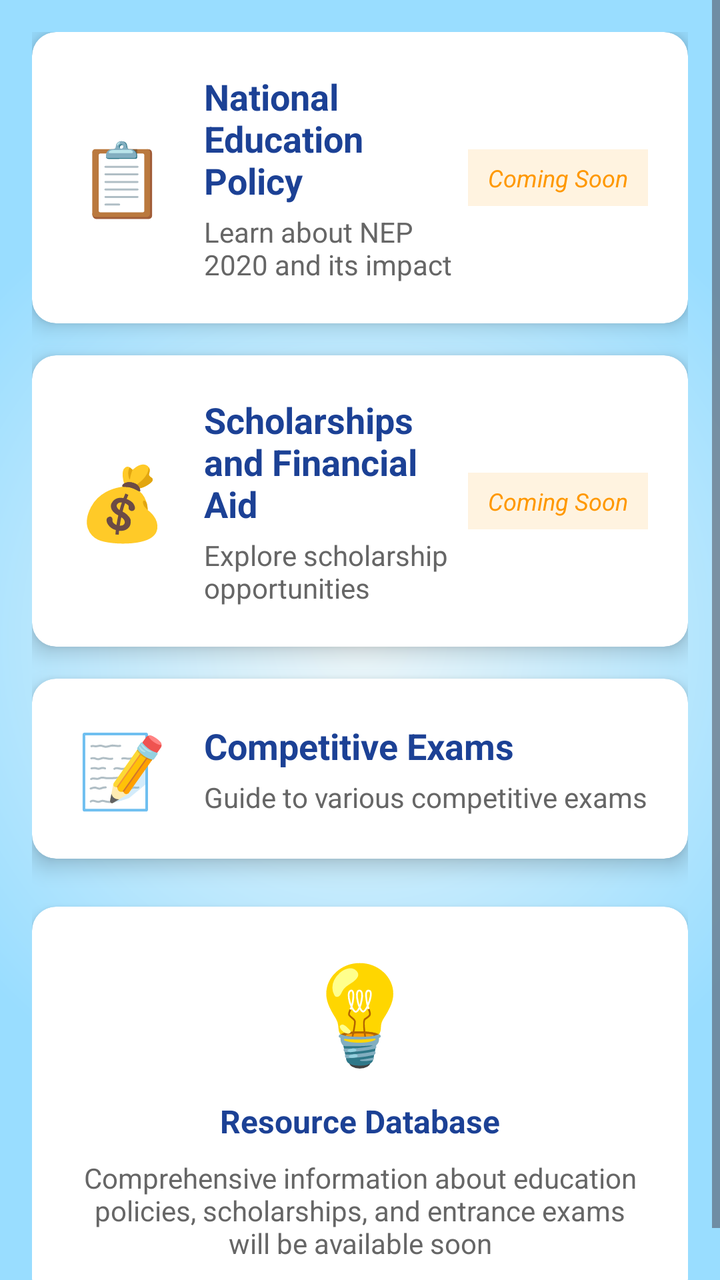
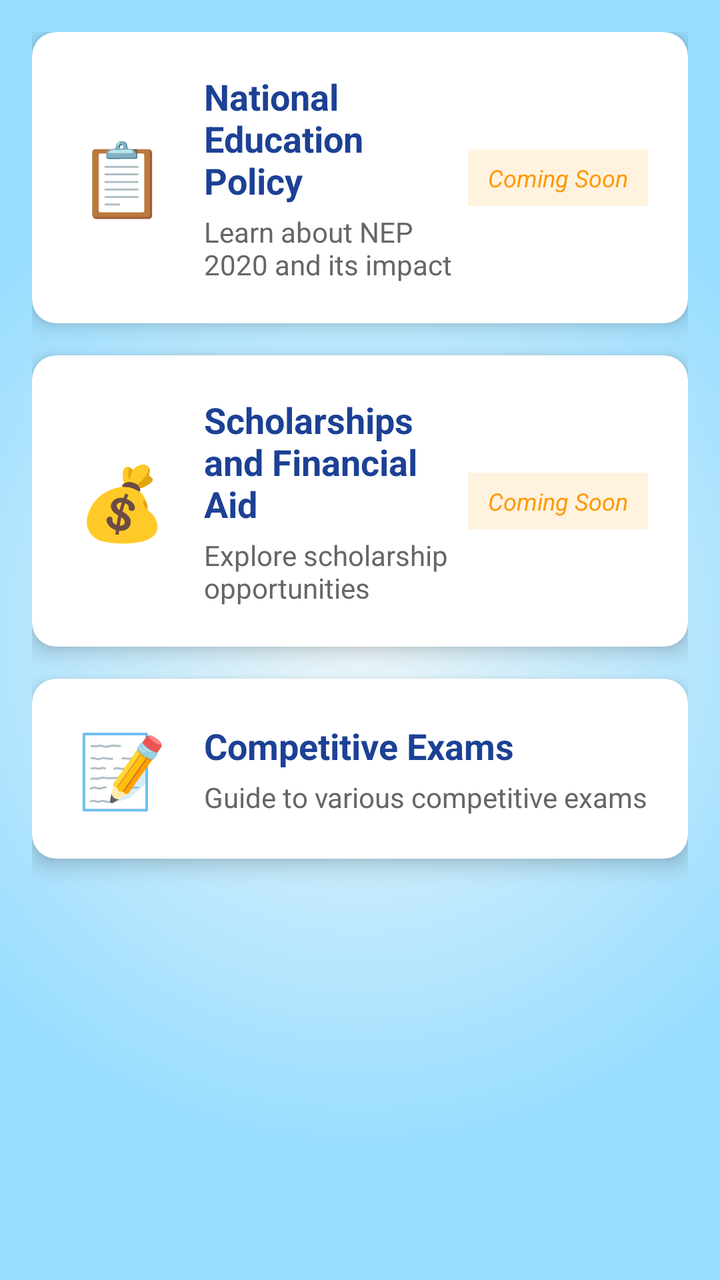

An Android layout rendered at two revisions. The XML below is the earlier revision; the diff shows what the commit changed to produce the second picture.
<!-- AndroidManifest.xml: application theme Theme.AspirePath -->
<!-- res/layout/fragment_resources.xml -->
<?xml version="1.0" encoding="utf-8"?>
<ScrollView xmlns:android="http://schemas.android.com/apk/res/android"
    xmlns:app="http://schemas.android.com/apk/res-auto"
    xmlns:tools="http://schemas.android.com/tools"
    android:layout_width="match_parent"
    android:layout_height="match_parent"
    android:background="@drawable/gradient_bg"
    android:fillViewport="true"
    tools:context=".Resources">

    <LinearLayout
        android:layout_width="match_parent"
        android:layout_height="wrap_content"
        android:orientation="vertical"
        android:padding="16dp">











        
        <androidx.cardview.widget.CardView
            android:id="@+id/cardNEP"
            android:layout_width="match_parent"
            android:layout_height="wrap_content"
            android:layout_marginBottom="16dp"
            app:cardCornerRadius="12dp"
            app:cardElevation="6dp"
            android:clickable="true"
            android:focusable="true"
            android:foreground="?attr/selectableItemBackground">

            <LinearLayout
                android:layout_width="match_parent"
                android:layout_height="wrap_content"
                android:orientation="horizontal"
                android:padding="20dp"
                android:gravity="center_vertical">

                <TextView
                    android:layout_width="50dp"
                    android:layout_height="50dp"
                    android:text="📋"
                    android:textSize="36sp"
                    android:gravity="center"/>

                <LinearLayout
                    android:layout_width="0dp"
                    android:layout_height="wrap_content"
                    android:layout_weight="1"
                    android:orientation="vertical"
                    android:layout_marginStart="16dp">

                    <TextView
                        android:layout_width="wrap_content"
                        android:layout_height="wrap_content"
                        android:text="National Education Policy"
                        android:textSize="18sp"
                        android:textStyle="bold"
                        android:textColor="@color/blue"/>

                    <TextView
                        android:layout_width="wrap_content"
                        android:layout_height="wrap_content"
                        android:text="Learn about NEP 2020 and its impact"
                        android:textSize="14sp"
                        android:textColor="#666666"
                        android:layout_marginTop="4dp"/>
                </LinearLayout>

                <TextView
                    android:layout_width="wrap_content"
                    android:layout_height="wrap_content"
                    android:text="Coming Soon"
                    android:textSize="12sp"
                    android:textStyle="italic"
                    android:textColor="#FF9800"
                    android:background="#FFF3E0"
                    android:padding="6dp"
                    android:paddingStart="10dp"
                    android:paddingEnd="10dp"/>
            </LinearLayout>
        </androidx.cardview.widget.CardView>

        
        <androidx.cardview.widget.CardView
            android:id="@+id/cardScholarships"
            android:layout_width="match_parent"
            android:layout_height="wrap_content"
            android:layout_marginBottom="16dp"
            app:cardCornerRadius="12dp"
            app:cardElevation="6dp"
            android:clickable="true"
            android:focusable="true"
            android:foreground="?attr/selectableItemBackground">

            <LinearLayout
                android:layout_width="match_parent"
                android:layout_height="wrap_content"
                android:orientation="horizontal"
                android:padding="20dp"
                android:gravity="center_vertical">

                <TextView
                    android:layout_width="50dp"
                    android:layout_height="50dp"
                    android:text="💰"
                    android:textSize="36sp"
                    android:gravity="center"/>

                <LinearLayout
                    android:layout_width="0dp"
                    android:layout_height="wrap_content"
                    android:layout_weight="1"
                    android:orientation="vertical"
                    android:layout_marginStart="16dp">

                    <TextView
                        android:layout_width="wrap_content"
                        android:layout_height="wrap_content"
                        android:text="Scholarships and Financial Aid"
                        android:textSize="18sp"
                        android:textStyle="bold"
                        android:textColor="@color/blue"/>

                    <TextView
                        android:layout_width="wrap_content"
                        android:layout_height="wrap_content"
                        android:text="Explore scholarship opportunities"
                        android:textSize="14sp"
                        android:textColor="#666666"
                        android:layout_marginTop="4dp"/>
                </LinearLayout>

                <TextView
                    android:layout_width="wrap_content"
                    android:layout_height="wrap_content"
                    android:text="Coming Soon"
                    android:textSize="12sp"
                    android:textStyle="italic"
                    android:textColor="#FF9800"
                    android:background="#FFF3E0"
                    android:padding="6dp"
                    android:paddingStart="10dp"
                    android:paddingEnd="10dp"/>
            </LinearLayout>
        </androidx.cardview.widget.CardView>

        
        <androidx.cardview.widget.CardView
            android:id="@+id/cardEntranceExams"
            android:layout_width="match_parent"
            android:layout_height="wrap_content"
            android:layout_marginBottom="16dp"
            app:cardCornerRadius="12dp"
            app:cardElevation="6dp"
            android:clickable="true"
            android:focusable="true"
            android:foreground="?attr/selectableItemBackground">

            <LinearLayout
                android:layout_width="match_parent"
                android:layout_height="wrap_content"
                android:orientation="horizontal"
                android:padding="20dp"
                android:gravity="center_vertical">

                <TextView
                    android:layout_width="50dp"
                    android:layout_height="50dp"
                    android:text="📝"
                    android:textSize="36sp"
                    android:gravity="center"/>

                <LinearLayout
                    android:layout_width="0dp"
                    android:layout_height="wrap_content"
                    android:layout_weight="1"
                    android:orientation="vertical"
                    android:layout_marginStart="16dp">

                    <TextView
                        android:layout_width="wrap_content"
                        android:layout_height="wrap_content"
                        android:text="Competitive Exams"
                        android:textSize="18sp"
                        android:textStyle="bold"
                        android:textColor="@color/blue"/>

                    <TextView
                        android:layout_width="wrap_content"
                        android:layout_height="wrap_content"
                        android:text="Guide to various competitive exams"
                        android:textSize="14sp"
                        android:textColor="#666666"
                        android:layout_marginTop="4dp"/>
                </LinearLayout>
            </LinearLayout>
        </androidx.cardview.widget.CardView>

        
        <androidx.cardview.widget.CardView
            android:layout_width="match_parent"
            android:layout_height="wrap_content"
            app:cardCornerRadius="12dp"
            app:cardElevation="4dp"
            android:layout_marginTop="8dp">

            <LinearLayout
                android:layout_width="match_parent"
                android:layout_height="wrap_content"
                android:orientation="vertical"
                android:padding="20dp"
                android:gravity="center">

                <TextView
                    android:layout_width="wrap_content"
                    android:layout_height="wrap_content"
                    android:text="💡"
                    android:textSize="48sp"
                    android:layout_marginBottom="12dp"/>

                <TextView
                    android:layout_width="wrap_content"
                    android:layout_height="wrap_content"
                    android:text="Resource Database"
                    android:textSize="16sp"
                    android:textStyle="bold"
                    android:textColor="@color/blue"
                    android:layout_marginBottom="8dp"/>

                <TextView
                    android:layout_width="wrap_content"
                    android:layout_height="wrap_content"
                    android:text="Comprehensive information about education policies, scholarships, and entrance exams will be available soon"
                    android:textSize="14sp"
                    android:textColor="#666666"
                    android:gravity="center"/>
            </LinearLayout>
        </androidx.cardview.widget.CardView>

    </LinearLayout>

</ScrollView>
<!-- resources referenced by this layout -->
<resources>
  <color name="blue">#1C4195</color>
  <!-- drawable gradient_bg (drawable) -->
  <?xml version="1.0" encoding="utf-8"?>
  <shape xmlns:android="http://schemas.android.com/apk/res/android"
      android:shape="rectangle">
      <gradient
          android:startColor="#edf7fa"
          android:endColor="#99ddff"
          android:gradientRadius="70%p"
          android:type="radial"
          android:centerX="0.5"
          android:centerY="0.5"
          android:dither="true" />
  </shape>
  <style name="Theme.AspirePath" parent="Base.Theme.AspirePath" />
  <style name="Base.Theme.AspirePath" parent="Theme.Material3.DayNight.NoActionBar">
          
          <item name="colorPrimary">@color/blue</item>
          <item name="colorPrimaryVariant">#0073e6</item>
          <item name="colorOnPrimary">@color/white</item>
          <item name="android:statusBarColor">#0073e6</item>
          
      </style>
  <color name="white">#FFFFFFFF</color>
</resources>

<!-- the commit's change to res/layout/fragment_resources.xml (unified diff, before → after) -->
@@ -204,46 +204,7 @@
             </LinearLayout>
         </androidx.cardview.widget.CardView>
 
-        
-        <androidx.cardview.widget.CardView
-            android:layout_width="match_parent"
-            android:layout_height="wrap_content"
-            app:cardCornerRadius="12dp"
-            app:cardElevation="4dp"
-            android:layout_marginTop="8dp">
-
-            <LinearLayout
-                android:layout_width="match_parent"
-                android:layout_height="wrap_content"
-                android:orientation="vertical"
-                android:padding="20dp"
-                android:gravity="center">
-
-                <TextView
-                    android:layout_width="wrap_content"
-                    android:layout_height="wrap_content"
-                    android:text="💡"
-                    android:textSize="48sp"
-                    android:layout_marginBottom="12dp"/>
-
-                <TextView
-                    android:layout_width="wrap_content"
-                    android:layout_height="wrap_content"
-                    android:text="Resource Database"
-                    android:textSize="16sp"
-                    android:textStyle="bold"
-                    android:textColor="@color/blue"
-                    android:layout_marginBottom="8dp"/>
-
-                <TextView
-                    android:layout_width="wrap_content"
-                    android:layout_height="wrap_content"
-                    android:text="Comprehensive information about education policies, scholarships, and entrance exams will be available soon"
-                    android:textSize="14sp"
-                    android:textColor="#666666"
-                    android:gravity="center"/>
-            </LinearLayout>
-        </androidx.cardview.widget.CardView>
+
 
     </LinearLayout>
 
